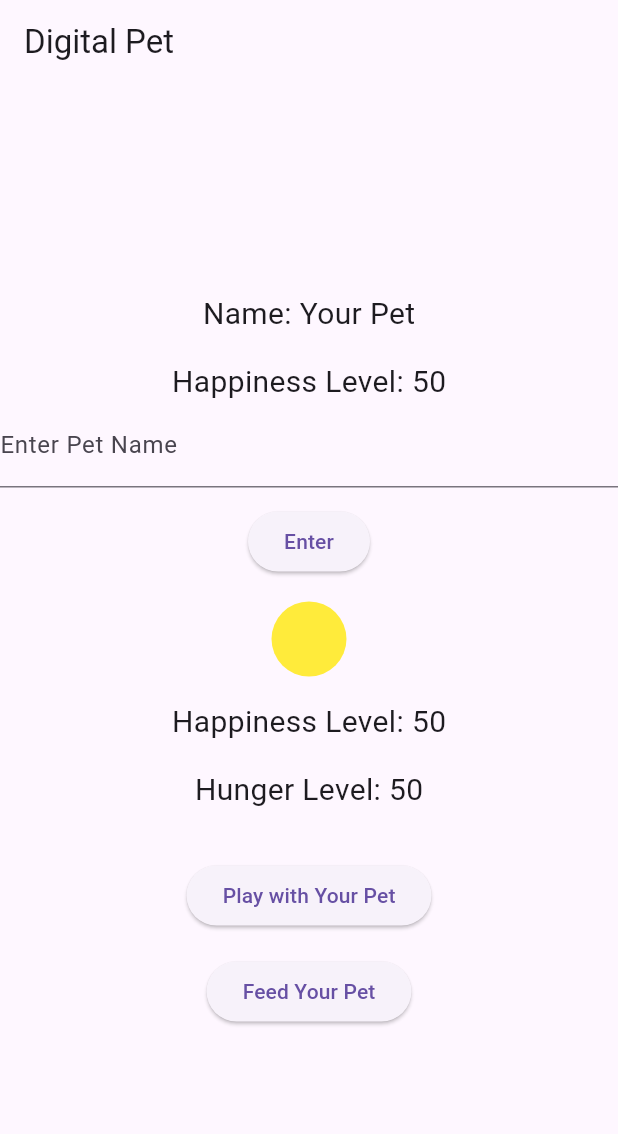
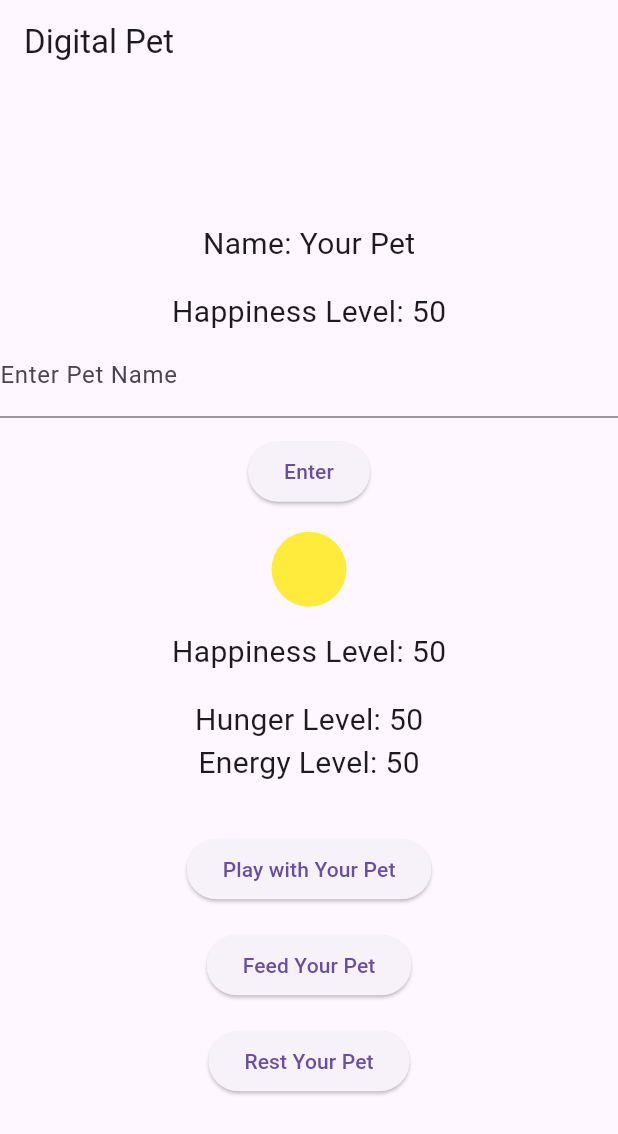
Before and after one commit to Shawnm-MAD/digital_pet_app_statemgmt, a Flutter app: the screen it shows after launch, on a phone screen of 412 x 824 dp. Shown: the top 1134 px of the screen. Run offline on Flutter 3.47's test engine with Material 3 defaults, Android fonts, the phone set to English and light mode, and no system bars.

Commit message:
6.Added energy level functionality with rest button to increase energy

```diff
--- a/lib/main.dart
+++ b/lib/main.dart
@@ -16,6 +16,7 @@ class _DigitalPetAppState extends State<DigitalPetApp> {
   String petName = "Your Pet";
   int happinessLevel = 50;
   int hungerLevel = 50;
+  int energyLevel = 50;  // New property to track energy
   TextEditingController nameController = TextEditingController();
   bool nameSet = false;
   Timer? hungertimer;
@@ -33,6 +34,13 @@ class _DigitalPetAppState extends State<DigitalPetApp> {
     setState(() {
       hungerLevel = (hungerLevel - 10).clamp(0, 100);
       _updateHappiness();
+    });
+  }
+
+  // Function to increase energy when the pet rests
+  void _restPet() {
+    setState(() {
+      energyLevel = (energyLevel + 20).clamp(0, 100);  // Resting increases energy
     });
   }
 
@@ -197,6 +205,10 @@ class _DigitalPetAppState extends State<DigitalPetApp> {
               'Hunger Level: $hungerLevel',
               style: TextStyle(fontSize: 20.0),
             ),
+            Text(
+              'Energy Level: $energyLevel',
+              style: TextStyle(fontSize: 20.0),
+            ),
             SizedBox(height: 32.0),
             ElevatedButton(
               onPressed: _playWithPet,
@@ -207,6 +219,11 @@ class _DigitalPetAppState extends State<DigitalPetApp> {
               onPressed: _feedPet,
               child: Text('Feed Your Pet'),
             ),
+            SizedBox(height: 16.0),
+            ElevatedButton(
+              onPressed: _restPet,
+              child: Text('Rest Your Pet'),
+            ),
           ],
         ),
       ),
```
